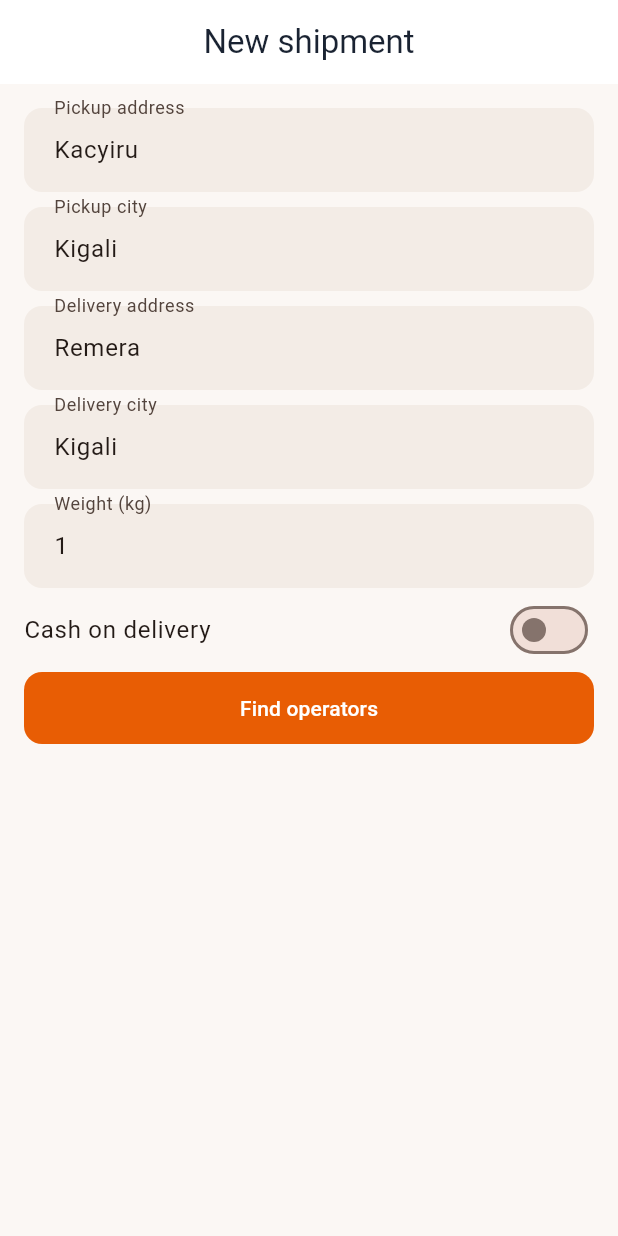
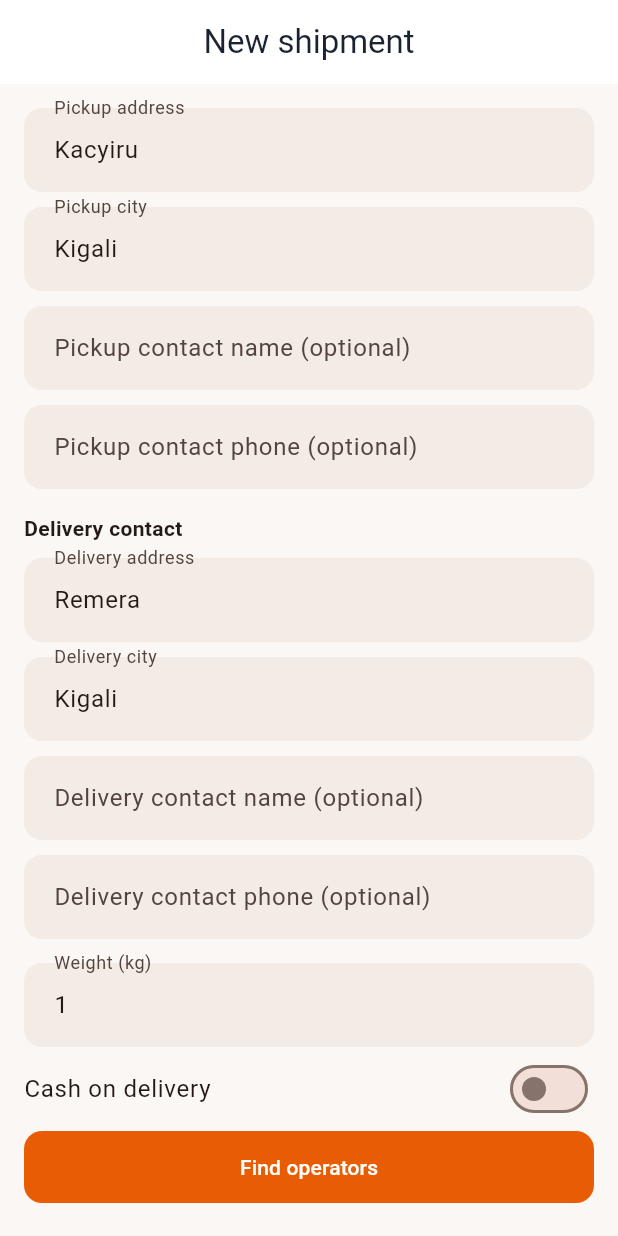
Before and after one commit to devslabio/tumanow, a Flutter app: the NewShipmentScreen screen opened by its route, on a phone screen of 412 x 824 dp. Run offline on Flutter 3.47's test engine with Material 3 defaults, Android fonts, the phone set to English and light mode, and no system bars; our stand-ins replace dio, flutter_riverpod, go_router, shared_preferences; accounts and stored records are empty.

Commit message:
feat(customer mobile): add shipment contacts, timestamps, and tracking

```diff
--- a/apps/mobile/lib/core/router/app_router.dart
+++ b/apps/mobile/lib/core/router/app_router.dart
@@ -58,7 +58,13 @@ final goRouterProvider = Provider<GoRouter>((ref) {
             path: '/shipments',
             builder: (context, state) => const ShipmentsScreen(),
           ),
-          GoRoute(path: '/track', builder: (context, state) => const TrackScreen()),
+          GoRoute(
+            path: '/track',
+            builder: (context, state) => TrackScreen(
+              trackingNumber: state.uri.queryParameters['number'],
+              autoTrack: state.uri.queryParameters['autoTrack'] == 'true',
+            ),
+          ),
           GoRoute(
             path: '/notifications',
             builder: (context, state) => const NotificationsScreen(),
--- a/apps/mobile/lib/features/shipments/new_shipment_screen.dart
+++ b/apps/mobile/lib/features/shipments/new_shipment_screen.dart
@@ -15,6 +15,10 @@ class _NewShipmentScreenState extends ConsumerState<NewShipmentScreen> {
   final _pickupCity = TextEditingController(text: 'Kigali');
   final _delivery = TextEditingController(text: 'Remera');
   final _deliveryCity = TextEditingController(text: 'Kigali');
+  final _pickupContactName = TextEditingController();
+  final _pickupContactPhone = TextEditingController();
+  final _deliveryContactName = TextEditingController();
+  final _deliveryContactPhone = TextEditingController();
   final _weight = TextEditingController(text: '1');
   bool _isCod = false;
   bool _loading = false;
@@ -27,6 +31,10 @@ class _NewShipmentScreenState extends ConsumerState<NewShipmentScreen> {
     _pickupCity.dispose();
     _delivery.dispose();
     _deliveryCity.dispose();
+    _pickupContactName.dispose();
+    _pickupContactPhone.dispose();
+    _deliveryContactName.dispose();
+    _deliveryContactPhone.dispose();
     _weight.dispose();
     super.dispose();
   }
@@ -61,8 +69,16 @@ class _NewShipmentScreenState extends ConsumerState<NewShipmentScreen> {
         'operatorId': _selectedOperatorId,
         'pickupAddress': _pickup.text.trim(),
         'pickupCity': _pickupCity.text.trim(),
+        if (_pickupContactName.text.trim().isNotEmpty)
+          'pickupContactName': _pickupContactName.text.trim(),
+        if (_pickupContactPhone.text.trim().isNotEmpty)
+          'pickupContactPhone': _pickupContactPhone.text.trim(),
         'deliveryAddress': _delivery.text.trim(),
         'deliveryCity': _deliveryCity.text.trim(),
+        if (_deliveryContactName.text.trim().isNotEmpty)
+          'deliveryContactName': _deliveryContactName.text.trim(),
+        if (_deliveryContactPhone.text.trim().isNotEmpty)
+          'deliveryContactPhone': _deliveryContactPhone.text.trim(),
         'deliveryService': 'STANDARD',
         'estimatedDistanceKm': 5,
         'isCod': _isCod,
@@ -75,7 +91,12 @@ class _NewShipmentScreenState extends ConsumerState<NewShipmentScreen> {
         ],
       });
       if (!mounted) return;
-      context.go('/shipments/${shipment['id']}');
+      final trackingNumber = shipment['trackingNumber']?.toString();
+      if (trackingNumber == null || trackingNumber.isEmpty) {
+        context.go('/shipments/${shipment['id']}');
+        return;
+      }
+      context.go('/track?number=${Uri.encodeComponent(trackingNumber)}&autoTrack=true');
     } catch (e) {
       if (!mounted) return;
       ScaffoldMessenger.of(context).showSnackBar(SnackBar(content: Text('$e')));
@@ -95,10 +116,36 @@ class _NewShipmentScreenState extends ConsumerState<NewShipmentScreen> {
           const SizedBox(height: 10),
           TextField(controller: _pickupCity, decoration: const InputDecoration(labelText: 'Pickup city')),
           const SizedBox(height: 10),
+          TextField(
+            controller: _pickupContactName,
+            textCapitalization: TextCapitalization.words,
+            decoration: const InputDecoration(labelText: 'Pickup contact name (optional)'),
+          ),
+          const SizedBox(height: 10),
+          TextField(
+            controller: _pickupContactPhone,
+            keyboardType: TextInputType.phone,
+            decoration: const InputDecoration(labelText: 'Pickup contact phone (optional)'),
+          ),
+          const SizedBox(height: 16),
+          const Text('Delivery contact', style: TextStyle(fontWeight: FontWeight.w700)),
+          const SizedBox(height: 10),
           TextField(controller: _delivery, decoration: const InputDecoration(labelText: 'Delivery address')),
           const SizedBox(height: 10),
           TextField(controller: _deliveryCity, decoration: const InputDecoration(labelText: 'Delivery city')),
           const SizedBox(height: 10),
+          TextField(
+            controller: _deliveryContactName,
+            textCapitalization: TextCapitalization.words,
+            decoration: const InputDecoration(labelText: 'Delivery contact name (optional)'),
+          ),
+          const SizedBox(height: 10),
+          TextField(
+            controller: _deliveryContactPhone,
+            keyboardType: TextInputType.phone,
+            decoration: const InputDecoration(labelText: 'Delivery contact phone (optional)'),
+          ),
+          const SizedBox(height: 16),
           TextField(controller: _weight, keyboardType: TextInputType.number, decoration: const InputDecoration(labelText: 'Weight (kg)')),
           SwitchListTile(
             contentPadding: EdgeInsets.zero,
```
Also changed, not shown: apps/mobile/lib/features/shipments/shipment_date.dart (added, +27 -0 lines), apps/mobile/lib/features/shipments/shipment_detail_screen.dart (+35 -0 lines), apps/mobile/lib/features/shipments/shipments_screen.dart (+7 -2 lines), apps/mobile/lib/features/track/track_screen.dart (+14 -3 lines), 1 other file.
